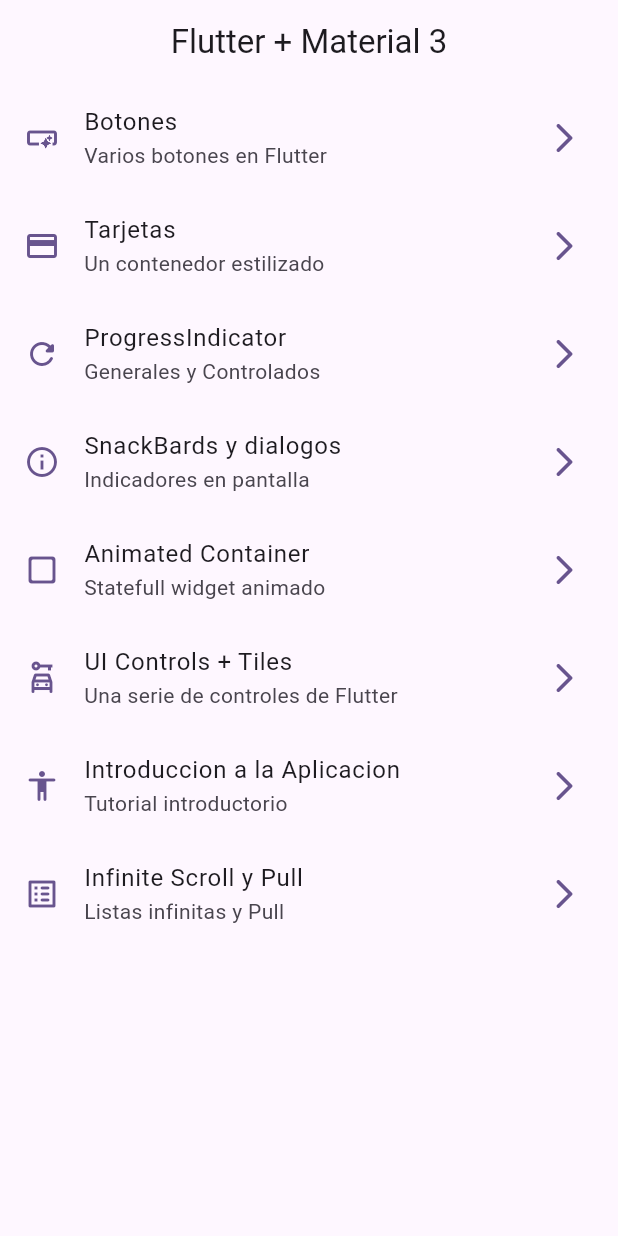
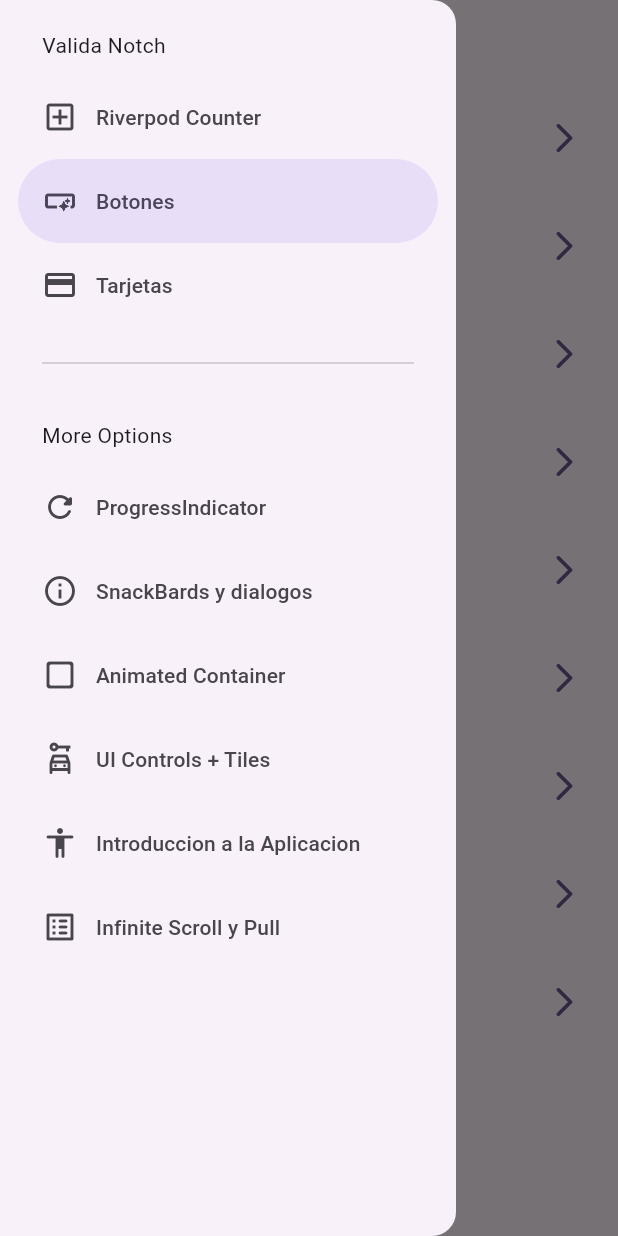
Before and after one commit to LastKing97xd/widgets_app, a Flutter app: the screen it shows after launch, with the side drawer open (before the commit the screen has no drawer), on a phone screen of 412 x 824 dp. Run offline on Flutter 3.47's test engine with Material 3 defaults, Android fonts, the phone set to English and light mode, and no system bars; our stand-ins replace animate_do, flutter_riverpod, go_router.

Commit message:
Riverpod provider mas contador

```diff
--- a/lib/config/menu/menu_items.dart
+++ b/lib/config/menu/menu_items.dart
@@ -17,6 +17,13 @@ class MenuItem {
 
 
 const List<MenuItem> appMenuItems =[
+
+  MenuItem(
+    title: 'Riverpod Counter',
+    subTitle: 'Introduccion a Riverpod',
+    link: '/counter',
+    icon: Icons.add_box_outlined
+  ),
 
   MenuItem(
     title: 'Botones',
@@ -74,4 +81,6 @@ const List<MenuItem> appMenuItems =[
     icon: Icons.list_alt_rounded
   ),
 
+
+
 ];
--- a/lib/config/router/app_router.dart
+++ b/lib/config/router/app_router.dart
@@ -60,5 +60,11 @@ final appRouter = GoRouter(
       builder: (context, state) => const InfiniteScrollScreen(),
     ),
 
+    GoRoute(
+      path: '/counter',
+      //name: CounterScreen.name,
+      builder: (context, state) => const CounterScreen(),
+    ),
+
   ],
 );
--- /dev/null
+++ b/lib/presentation/providers/counter_provider.dart
@@ -0,0 +1,4 @@
+import 'package:flutter_riverpod/flutter_riverpod.dart';
+
+//Proveedor de estado - cual es el tema seleccionado
+final counterProvider = StateProvider((ref) => 5);
--- /dev/null
+++ b/lib/presentation/providers/theme_provider.dart
@@ -0,0 +1,3 @@
+import 'package:flutter_riverpod/flutter_riverpod.dart';
+
+final themeProvider = StateProvider((ref) => false);
--- a/lib/presentation/screens/home/home_screen.dart
+++ b/lib/presentation/screens/home/home_screen.dart
@@ -1,6 +1,7 @@
 import 'package:flutter/material.dart';
 import 'package:go_router/go_router.dart';
 import 'package:widgets_app/config/menu/menu_items.dart';
+import 'package:widgets_app/presentation/widgets/side_menu.dart';
 
 class HomeScreen extends StatelessWidget {
 
@@ -10,11 +11,19 @@ class HomeScreen extends StatelessWidget {
 
   @override
   Widget build(BuildContext context) {
+
+    final scaffoldKey = GlobalKey<ScaffoldState>();
+
     return Scaffold(
+      //referencia al estado actual del scaffold
+      key: scaffoldKey,
       appBar: AppBar(
         title: const Text('Flutter + Material 3'),
       ),
-      body: const _HomeView()
+      body: const _HomeView(),
+      //barra lateral
+      //como que sabe de que scaffold va cerrar el drawer
+      drawer: SideMenu(scaffoldKey: scaffoldKey,)
     );
   }
 }
--- a/lib/presentation/screens/screens.dart
+++ b/lib/presentation/screens/screens.dart
@@ -1,3 +1,5 @@
+
+export 'package:widgets_app/presentation/screens/counter/counter_screen.dart';
 export 'package:widgets_app/presentation/screens/animated/animated_screen.dart';
 export 'package:widgets_app/presentation/screens/app_tutorial/app_tutorial_screen.dart';
 export 'package:widgets_app/presentation/screens/infinite_scroll/infinite_scroll_screen.dart';
--- /dev/null
+++ b/lib/presentation/widgets/side_menu.dart
@@ -0,0 +1,82 @@
+import 'package:flutter/material.dart';
+import 'package:go_router/go_router.dart';
+import 'package:widgets_app/config/menu/menu_items.dart';
+
+class SideMenu extends StatefulWidget {
+
+  final GlobalKey<ScaffoldState> scaffoldKey;
+
+  const SideMenu({super.key, required this.scaffoldKey});
+
+  @override
+  State<SideMenu> createState() => _SideMenuState();
+}
+
+class _SideMenuState extends State<SideMenu> {
+  int navDrawerIndex = 1;
+
+  @override
+  Widget build(BuildContext context) {
+    // si el viewpadding es mayor a 35 le asigna el valor
+    final hasNotch = MediaQuery.of(context).viewPadding.top > 35;
+
+    return NavigationDrawer(
+      //cambia el resaltado de color que tiene
+      selectedIndex: navDrawerIndex,
+      //donde selecciono tiene un valor y eso pasa arriba
+      onDestinationSelected: (value) {
+
+        setState(() {
+          navDrawerIndex = value;
+        });
+
+        final menuItem = appMenuItems[value];
+
+        context.push(menuItem.link);
+        //para llamar dentro de statefull es con widget
+        widget.scaffoldKey.currentState?.closeDrawer();
+      },
+      children: [
+        Padding(
+          padding: EdgeInsets.fromLTRB(28, hasNotch ? 0 : 20, 16, 10),
+          child: const Text('Valida Notch'),
+        ),
+
+        //en vez de pasar la lista completa como un solo argumento, estás pasando cada elemento de esa lista como un argumento separado
+        ...appMenuItems
+          .sublist(0,3)
+          .map((item) => NavigationDrawerDestination(
+            icon: Icon(item.icon),
+            label: Text(item.title)
+          )
+        ),
+        Padding(
+          padding: EdgeInsets.fromLTRB(28, 16, 28, 10),
+          child: Divider()
+        ),
+
+        Padding(
+          padding: EdgeInsets.fromLTRB(28, hasNotch ? 0 : 20, 16, 10),
+          child: const Text('More Options'),
+        ),
+        ...appMenuItems
+          .sublist(3)
+          .map((item) => NavigationDrawerDestination(
+            icon: Icon(item.icon),
+            label: Text(item.title)
+          )
+        ),
+
+        // const NavigationDrawerDestination(
+        //   icon: Icon(Icons.add),
+        //   label: Text('Home Screen')
+        // ),
+        // const NavigationDrawerDestination(
+        //   icon: Icon(Icons.add_shopping_cart_outlined),
+        //   label: Text('Home Screen 2')
+        // ),
+
+      ],
+    );
+  }
+}
--- a/pubspec.yaml
+++ b/pubspec.yaml
@@ -10,6 +10,7 @@ dependencies:
   animate_do: ^3.3.4
   flutter:
     sdk: flutter
+  flutter_riverpod: ^2.5.1
   go_router: ^14.0.2
 
 dev_dependencies:
```
Also changed, not shown: lib/main.dart (+7 -1 lines), lib/presentation/screens/counter/counter_screen.dart (added, +71 -0 lines), pubspec.lock.
